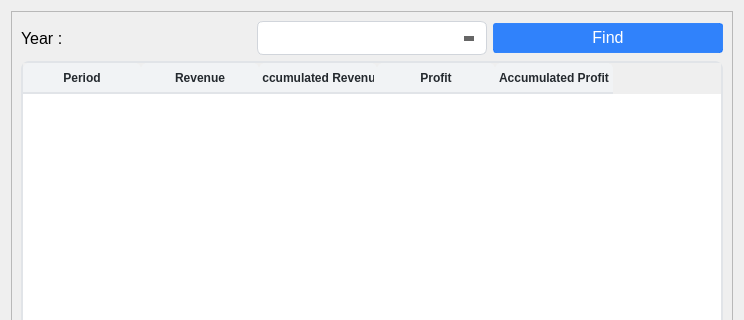
The window that ui/profit_and_loss_report.ui (michael-halim/pos) describes before a commit, drawn with Qt 5; both pictures show x 0 to 744 and y 0 to 320 of the 744 by 671 pixel window.
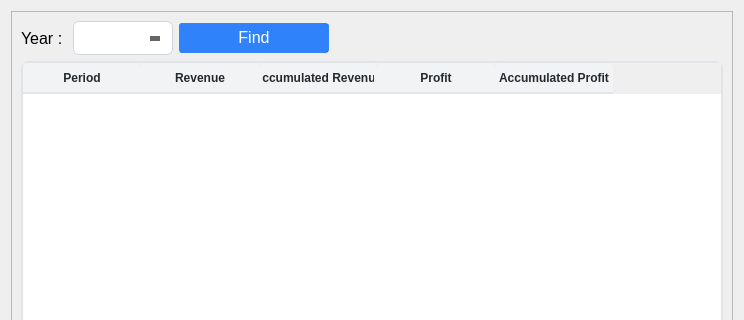
The same window after the commit. Icons and pictures are not drawn.

What changed in the file:
```diff
--- a/ui/profit_and_loss_report.ui
+++ b/ui/profit_and_loss_report.ui
@@ -410,6 +410,19 @@
             </property>
            </widget>
           </item>
+          <item>
+           <spacer name="horizontalSpacer">
+            <property name="orientation">
+             <enum>Qt::Horizontal</enum>
+            </property>
+            <property name="sizeHint" stdset="0">
+             <size>
+              <width>40</width>
+              <height>20</height>
+             </size>
+            </property>
+           </spacer>
+          </item>
          </layout>
         </item>
         <item>
```
